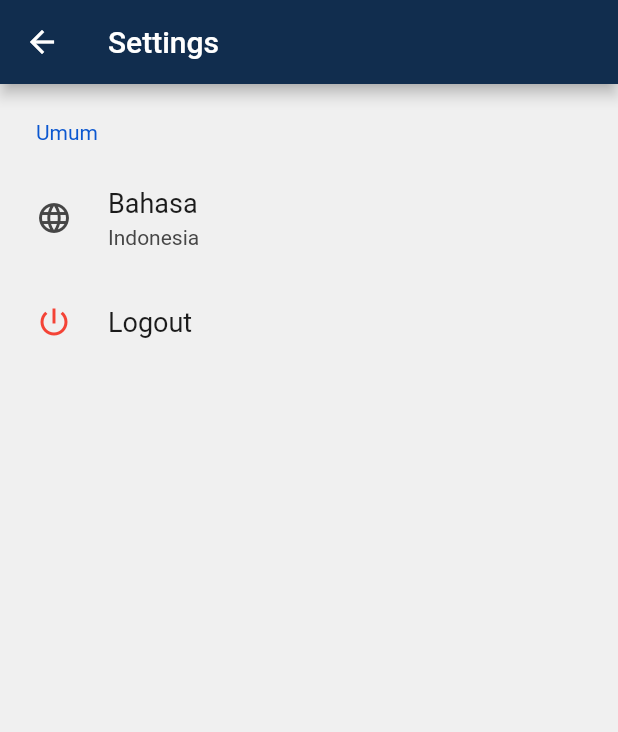
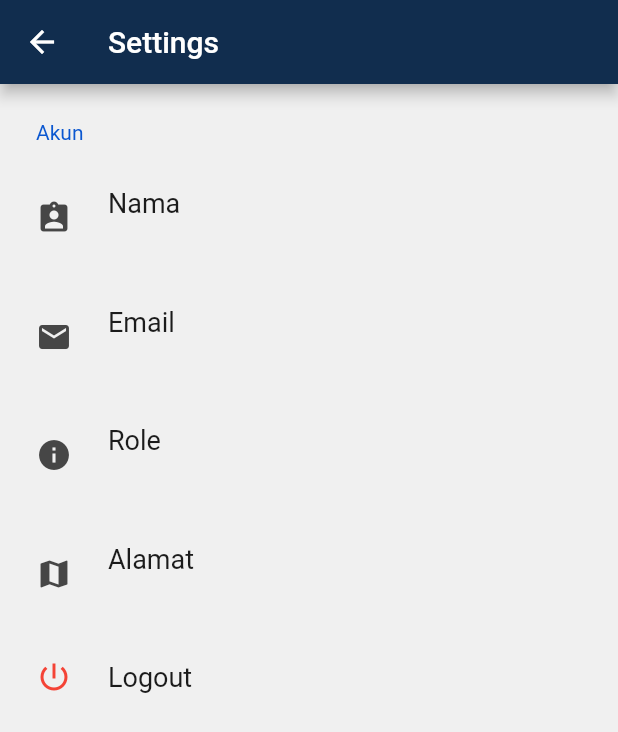
Before and after one commit to nurrehmet/Haver-Jobs, a Flutter app: the SettingScreen screen opened directly, on a phone screen of 412 x 824 dp. Shown: the top 732 px of the screen. Run offline on Flutter 3.47's test engine with Material 2 defaults, Android fonts, the phone set to English and light mode, and no system bars; drawn by our look-alikes of settings_ui; our stand-ins replace chips_choice, cloud_firestore, dropdown_formfield, firebase_auth, fluttertoast, geolocator and 2 more; missing offline and left inert: place_picker, solid_bottom_sheet; accounts and stored records are empty.

Commit message:
Update Settings Page

```diff
--- a/lib/components/setting_screen.dart
+++ b/lib/components/setting_screen.dart
@@ -1,25 +1,75 @@
 import 'package:firebase_auth/firebase_auth.dart';
 import 'package:flutter/material.dart';
+import 'package:cloud_firestore/cloud_firestore.dart';
 import 'package:haverjob/screens/welcome_screen.dart';
 import 'package:settings_ui/settings_ui.dart';
 
-class SettingScreen extends StatelessWidget {
-  bool value;
+class SettingScreen extends StatefulWidget {
+  @override
+  _SettingScreenState createState() => _SettingScreenState();
+}
+
+class _SettingScreenState extends State<SettingScreen> {
+  @override
+  void initState() {
+    getID();
+    super.initState();
+  }
+  String _userID;
   @override
   Widget build(BuildContext context) {
+
     return Scaffold(
-      appBar: AppBar(
-        title: Text('Settings'),
+      body: StreamBuilder<DocumentSnapshot>(
+        stream: Firestore.instance
+            .collection('users')
+            .document(_userID)
+            .snapshots(),
+        builder:
+            (BuildContext context, AsyncSnapshot<DocumentSnapshot> snapshot) {
+          if (snapshot.hasError) {
+            return Text('Error: ${snapshot.error}');
+          } else if (snapshot.hasData) {
+            return profileBuilder(snapshot.data);
+          }
+          return Center(child: CircularProgressIndicator());
+        },
       ),
-      body: SettingsList(
+    );
+  }
+
+  profileBuilder(DocumentSnapshot snapshot) {
+    return Scaffold(
+    appBar: AppBar(
+      title: Text('Settings'),
+    ),
+    body: SettingsList(
         sections: [
           SettingsSection(
-            title: 'Umum',
+            title: 'Akun',
             tiles: [
               SettingsTile(
-                title: 'Bahasa',
-                subtitle: 'Indonesia',
-                leading: Icon(Icons.language),
+                title: 'Nama',
+                subtitle: snapshot.data['nama'],
+                leading: Icon(Icons.assignment_ind),
+                onTap: () {},
+              ),
+               SettingsTile(
+                title: 'Email',
+                subtitle: snapshot.data['email'] ,
+                leading: Icon(Icons.email),
+                onTap: () {},
+              ),
+              SettingsTile(
+                title: 'Role',
+                subtitle: snapshot.data['role'] ,
+                leading: Icon(Icons.info),
+                onTap: () {},
+              ),
+               SettingsTile(
+                title: 'Alamat',
+                subtitle: snapshot.data['alamat'] ,
+                leading: Icon(Icons.map),
                 onTap: () {},
               ),
               SettingsTile(
@@ -37,7 +87,14 @@ class SettingScreen extends StatelessWidget {
             ],
           ),
         ],
-      ),
-    );
+    ),
+  );
+  }
+
+  getID() async {
+    FirebaseUser user = await FirebaseAuth.instance.currentUser();
+    setState(() {
+      _userID = user.uid;
+    });
   }
 }
--- /dev/null
+++ b/lib/models/user.dart
@@ -0,0 +1,26 @@
+class User {
+  String id;
+  String nama;
+  String email;
+  String role;
+  String noHp;
+  String alamat;
+  double latitude;
+  double longitude;
+
+  User(this.id,this.nama,this.email,this.role,this.noHp,this.alamat,this.latitude,this.longitude);
+
+    User.fromMap(Map snapshot,String id) :
+        id = id ?? '',
+        nama = snapshot['nama'] ?? '',
+        email = snapshot['email'] ?? '',
+        role = snapshot['role'] ?? '';
+
+  toJson() {
+    return {
+      "nama": nama,
+      "email": email,
+      "role": role,
+    };
+  }
+}
--- a/lib/screens/employee_screen.dart
+++ b/lib/screens/employee_screen.dart
@@ -1,11 +1,8 @@
 import 'package:cloud_firestore/cloud_firestore.dart';
 import 'package:firebase_auth/firebase_auth.dart';
 import 'package:flutter/material.dart';
-import 'package:haverjob/components/profile.dart';
 import 'package:haverjob/components/setting_screen.dart';
-import 'package:haverjob/components/widgets.dart';
 import 'package:hexcolor/hexcolor.dart';
-import 'package:settings_ui/settings_ui.dart';
 
 class EmployeeScreen extends StatefulWidget {
   @override
--- a/lib/screens/employee_seeker_screen.dart
+++ b/lib/screens/employee_seeker_screen.dart
@@ -2,7 +2,6 @@ import 'package:cloud_firestore/cloud_firestore.dart';
 import 'package:firebase_auth/firebase_auth.dart';
 import 'package:flutter/material.dart';
 import 'package:haverjob/components/maps_view.dart';
-import 'package:haverjob/components/profile.dart';
 import 'package:haverjob/components/setting_screen.dart';
 import 'package:haverjob/components/widgets.dart';
 import 'package:haverjob/screens/find_employee_screen.dart';
```
Also changed, not shown: lib/components/maps_view.dart (+35 -23 lines), lib/components/profile.dart (deleted, +0 -73 lines), lib/main.dart (+8 -2 lines), pubspec.yaml (+3 -4 lines), lib/components/stream_data.dart (added), pubspec.lock.
